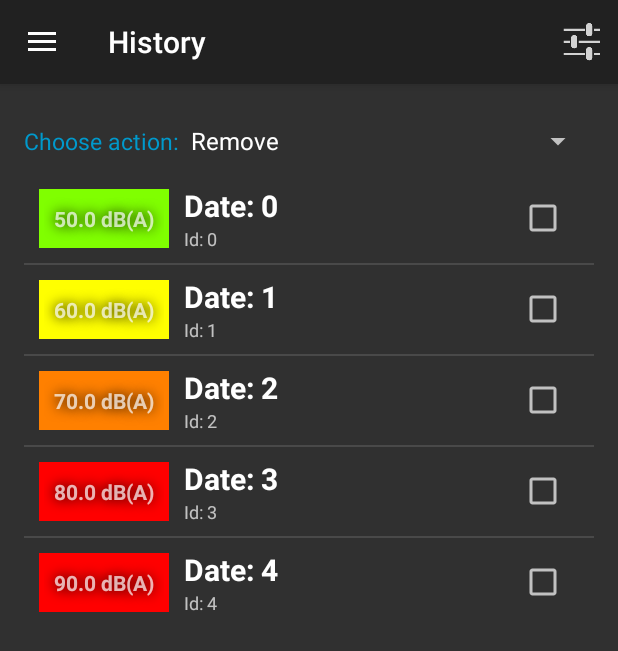
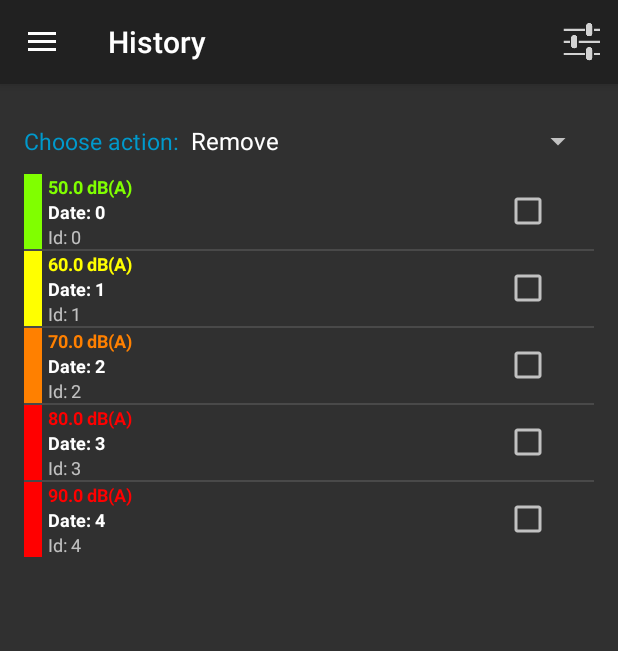
Before and after one commit to Universite-Gustave-Eiffel/NoiseCapture, an Android app: the History screen opened directly, with no data from a screen before it, on a phone screen of 412 x 824 dp. Shown: the top 651 px of the screen. Run offline under Robolectric (Android 15) with nearby library versions, the phone set to English and light mode, and no system bars; libraries missing offline, so code that uses them is left out: com.github.mikephil.charting.

Commit message:
Update Design Item History

```diff
--- a/app/src/main/java/org/orbisgis/protonomap/History.java
+++ b/app/src/main/java/org/orbisgis/protonomap/History.java
@@ -110,6 +110,7 @@ public class History extends MainActivity {
             TextView history_Id = (TextView)arg1.findViewById(R.id.textView_Id_item_history);
             TextView history_Date = (TextView)arg1.findViewById(R.id.textView_Date_item_history);
             TextView history_SEL = (TextView)arg1.findViewById(R.id.textView_SEL_item_history);
+            TextView history_SEL_bar = (TextView)arg1.findViewById(R.id.textView_SEL_bar_item_history);
             informationHistory informationHistory = informationHistoryList.get(arg0);
 
             // Update history item
@@ -117,7 +118,8 @@ public class History extends MainActivity {
             history_Date.setText(informationHistory.Date);
             history_SEL.setText(Float.toString(informationHistory.SEL).concat(" dB(A)"));
             int nc=getNEcatColors(informationHistory.SEL);
-            history_SEL.setBackgroundColor(color_rep[nc]);
+            history_SEL.setTextColor(color_rep[nc]);
+            history_SEL_bar.setBackgroundColor(color_rep[nc]);
 
             return arg1;
         }
--- a/app/src/main/res/layout/history_item_layout.xml
+++ b/app/src/main/res/layout/history_item_layout.xml
@@ -16,19 +16,11 @@
         android:layout_alignParentEnd="true">
 
         <TextView
-            android:layout_width="wrap_content"
-            android:layout_height="wrap_content"
-            android:text="SEL dB(A)"
-            android:id="@+id/textView_SEL_item_history"
-            android:background="#888"
-            android:padding="10dp"
-            android:textStyle="bold"
-            android:textSize="14sp"
-            android:gravity="center_vertical|center_horizontal"
-            android:layout_margin="10dp"
-            android:elegantTextHeight="false"
-            android:shadowColor="#000"
-            android:shadowRadius="10"/>
+            android:layout_width="12dp"
+            android:layout_height="match_parent"
+            android:textAppearance="?android:attr/textAppearanceSmall"
+            android:id="@+id/textView_SEL_bar_item_history"
+            android:layout_marginRight="4dp" />
 
         <LinearLayout
             android:orientation="vertical"
@@ -39,9 +31,20 @@
             <TextView
                 android:layout_width="wrap_content"
                 android:layout_height="wrap_content"
+                android:text="SEL dB(A)"
+                android:id="@+id/textView_SEL_item_history"
+                android:textStyle="bold"
+                android:textSize="12dp"
+                android:gravity="center_vertical|center_horizontal"
+                android:elegantTextHeight="false"
+                android:phoneNumber="false" />
+
+            <TextView
+                android:layout_width="wrap_content"
+                android:layout_height="wrap_content"
                 android:text="New Text"
                 android:id="@+id/textView_Date_item_history"
-                android:textSize="20sp"
+                android:textSize="12dp"
                 android:textStyle="bold"
                 android:textColor="#fff" />
 
```
